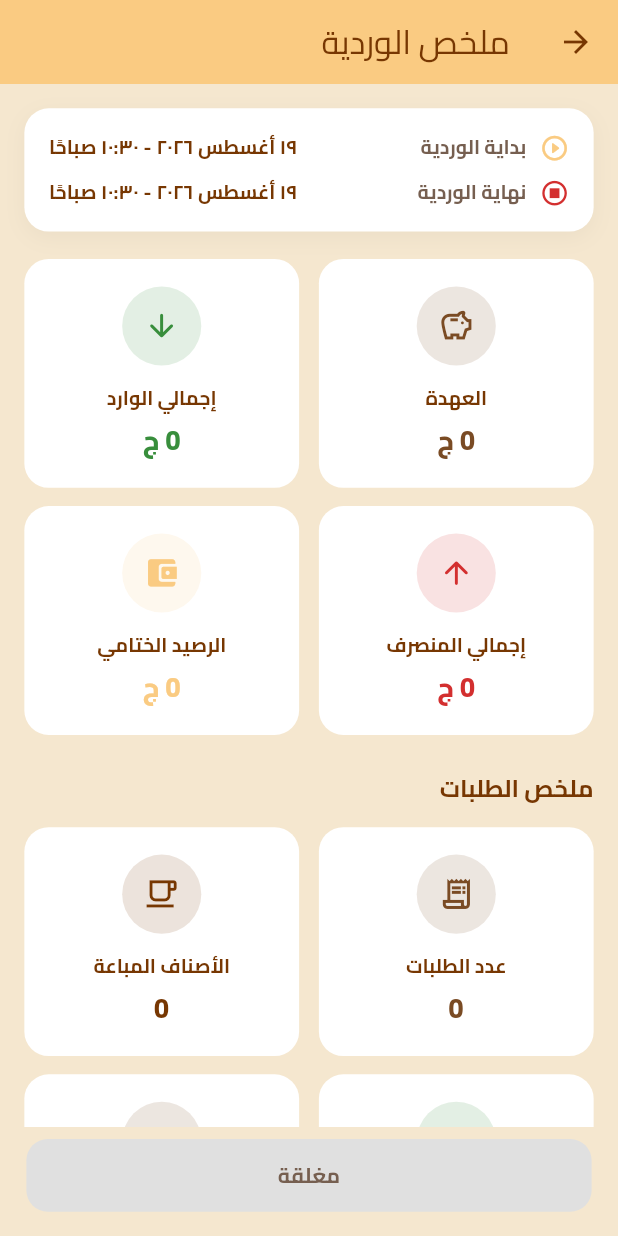
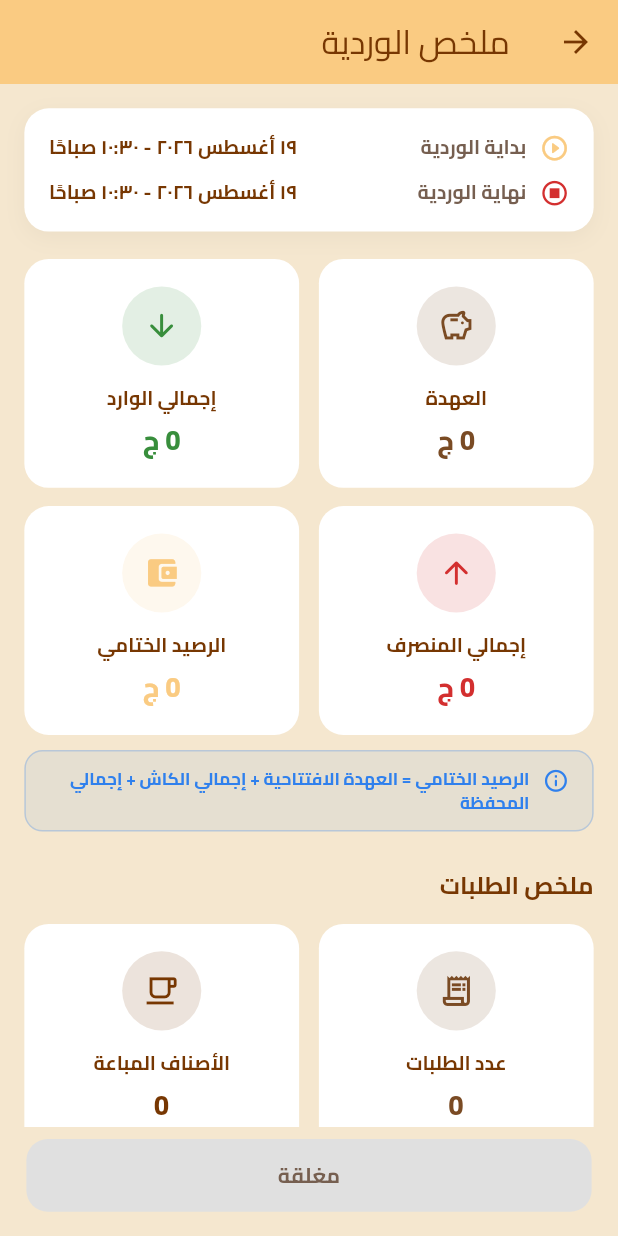
Before and after one commit to Matrix-Clouds-App2/cafecash, a Flutter app: the ShiftSummaryScreen screen opened directly with empty values, on a phone screen of 412 x 824 dp. Run offline on Flutter 3.47's test engine with Material 3 defaults, Android fonts, the phone set to English and light mode, and no system bars; our stand-ins replace dio, easy_localization, equatable, firebase_core, flutter_bloc, flutter_screenutil and 9 more; missing offline and left inert: gif; accounts and stored records are empty; generated files the repository leaves out were written again.

Commit message:
Add shift parameter and closing balance notes to treasury screens
Add shift parameter and closing balance notes to treasury screens

```diff
--- a/assets/translations/ar.json
+++ b/assets/translations/ar.json
@@ -111,6 +111,7 @@
     "summary_title": "ملخص الوردية",
     "opening_balance": "العهدة",
     "closing_balance": "الرصيد الختامي",
+    "closing_balance_note": "الرصيد الختامي = العهدة الافتتاحية + إجمالي الكاش + إجمالي المحفظة",
     "orders_summary": "ملخص الطلبات",
     "orders_count": "عدد الطلبات",
     "items_sold": "الأصناف المباعة",
--- a/assets/translations/en.json
+++ b/assets/translations/en.json
@@ -111,6 +111,7 @@
     "summary_title": "Shift Summary",
     "opening_balance": "Opening Balance",
     "closing_balance": "Closing Balance",
+    "closing_balance_note": "Closing balance = opening float + total cash + total wallet",
     "orders_summary": "Orders Summary",
     "orders_count": "Orders Count",
     "items_sold": "Items Sold",
--- a/lib/app/router/app_router.dart
+++ b/lib/app/router/app_router.dart
@@ -108,6 +108,7 @@ class RouteGenerator {
         return _pageRoute(TreasuryTransactionsScreen(
           isIncome: arguments?['isIncome'] as bool?,
           paymentMethod: arguments?['paymentMethod'] as PaymentMethod?,
+          shift: arguments?['shift'] as ShiftEntity?,
         ));
 
       case Routes.customersScreen:
--- a/lib/core/utils/locale_keys.dart
+++ b/lib/core/utils/locale_keys.dart
@@ -129,6 +129,7 @@ abstract class LocaleKeys {
   static const String shift_summaryTitle = 'shift.summary_title';
   static const String shift_openingBalance = 'shift.opening_balance';
   static const String shift_closingBalance = 'shift.closing_balance';
+  static const String shift_closingBalanceNote = 'shift.closing_balance_note';
   static const String shift_ordersSummary = 'shift.orders_summary';
   static const String shift_ordersCount = 'shift.orders_count';
   static const String shift_itemsSold = 'shift.items_sold';
--- a/lib/features/shift/presentation/shift_summary_screen.dart
+++ b/lib/features/shift/presentation/shift_summary_screen.dart
@@ -16,6 +16,7 @@ import '../../hall/data/hall_repo.dart';
 import '../../hall/data/models/hall_table_entity.dart';
 import '../../matches/data/matches_repo.dart';
 import '../../matches/data/models/match_seat_entity.dart';
+import '../../orders/data/models/order_entity.dart';
 import '../../treasury/presentation/widgets/treasury_stat_card.dart';
 import '../data/models/shift_entity.dart';
 import '../data/models/shift_summary.dart';
@@ -90,6 +91,13 @@ class ShiftSummaryScreen extends StatelessWidget {
                                     label: LocaleKeys.treasury_totalIncome.tr(),
                                     value:
                                         '${summary.totalIncome.toStringAsFixed(0)} ${LocaleKeys.common_currency.tr()}',
+                                    onTap: () => context.pushNamed(
+                                      Routes.treasuryTransactionsScreen,
+                                      arguments: {
+                                        'isIncome': true,
+                                        'shift': shift,
+                                      },
+                                    ),
                                   ),
                                 ),
                               ],
@@ -105,6 +113,13 @@ class ShiftSummaryScreen extends StatelessWidget {
                                         LocaleKeys.treasury_totalExpense.tr(),
                                     value:
                                         '${summary.totalExpense.toStringAsFixed(0)} ${LocaleKeys.common_currency.tr()}',
+                                    onTap: () => context.pushNamed(
+                                      Routes.treasuryTransactionsScreen,
+                                      arguments: {
+                                        'isIncome': false,
+                                        'shift': shift,
+                                      },
+                                    ),
                                   ),
                                 ),
                                 12.width,
@@ -118,6 +133,38 @@ class ShiftSummaryScreen extends StatelessWidget {
                                   ),
                                 ),
                               ],
+                            ),
+                            10.height,
+                            Container(
+                              width: double.infinity,
+                              padding: EdgeInsets.symmetric(
+                                  horizontal: 14.w, vertical: 10.h),
+                              decoration: BoxDecoration(
+                                color: AppColors.infoColor.themeColor
+                                    .withValues(alpha: 0.08),
+                                borderRadius: BorderRadius.circular(12.r),
+                                border: Border.all(
+                                  color: AppColors.infoColor.themeColor
+                                      .withValues(alpha: 0.25),
+                                ),
+                              ),
+                              child: Row(
+                                crossAxisAlignment: CrossAxisAlignment.start,
+                                children: [
+                                  Icon(Icons.info_outline_rounded,
+                                      size: 16.sp,
+                                      color: AppColors.infoColor.themeColor),
+                                  8.width,
+                                  Expanded(
+                                    child: AppText(
+                                      LocaleKeys.shift_closingBalanceNote.tr(),
+                                      fontSize: 11.5,
+                                      fontWeight: FontWeight.w600,
+                                      color: AppColors.infoColor.themeColor,
+                                    ),
+                                  ),
+                                ],
+                              ),
                             ),
                             24.height,
                             AppText(
@@ -159,6 +206,13 @@ class ShiftSummaryScreen extends StatelessWidget {
                                     label: LocaleKeys.orders_cash.tr(),
                                     value:
                                         '${summary.cashTotal.toStringAsFixed(0)} ${LocaleKeys.common_currency.tr()}',
+                                    onTap: () => context.pushNamed(
+                                      Routes.treasuryTransactionsScreen,
+                                      arguments: {
+                                        'paymentMethod': PaymentMethod.cash,
+                                        'shift': shift,
+                                      },
+                                    ),
                                   ),
                                 ),
                                 12.width,
@@ -169,6 +223,13 @@ class ShiftSummaryScreen extends StatelessWidget {
                                     label: LocaleKeys.orders_wallet.tr(),
                                     value:
                                         '${summary.walletTotal.toStringAsFixed(0)} ${LocaleKeys.common_currency.tr()}',
+                                    onTap: () => context.pushNamed(
+                                      Routes.treasuryTransactionsScreen,
+                                      arguments: {
+                                        'paymentMethod': PaymentMethod.wallet,
+                                        'shift': shift,
+                                      },
+                                    ),
                                   ),
                                 ),
                               ],
@@ -187,13 +248,16 @@ class ShiftSummaryScreen extends StatelessWidget {
                                 mainAxisAlignment: MainAxisAlignment.center,
                                 children: [
                                   Icon(Icons.receipt_long_rounded,
-                                      color: AppColors.textPrimaryColor.themeColor, size: 18.sp),
+                                      color:
+                                          AppColors.textPrimaryColor.themeColor,
+                                      size: 18.sp),
                                   8.width,
                                   AppText(
                                     LocaleKeys.shift_myOrders.tr(),
                                     fontSize: 15,
                                     fontWeight: FontWeight.w700,
-                                    color: AppColors.textPrimaryColor.themeColor,
+                                    color:
+                                        AppColors.textPrimaryColor.themeColor,
                                   ),
                                 ],
                               ),
--- a/lib/features/treasury/presentation/treasury_screen.dart
+++ b/lib/features/treasury/presentation/treasury_screen.dart
@@ -95,8 +95,7 @@ class TreasuryScreen extends StatelessWidget {
                                               AppColors.primaryColor.themeColor,
                                           label: LocaleKeys.treasury_totalCash
                                               .tr(),
-                                          value:
-                                              '${s.totalCash.toStringAsFixed(0)} ${LocaleKeys.common_currency.tr()}',
+                                          value: '${s.totalCash.toStringAsFixed(0)} ${LocaleKeys.common_currency.tr()}',
                                           onTap: () => context.pushNamed(
                                             Routes.treasuryTransactionsScreen,
                                             arguments: {
```
Also changed, not shown: lib/features/shift/logic/shift_summary_cubit.dart (+2 -9 lines), lib/features/treasury/logic/treasury_cubit.dart (+34 -1 lines), lib/features/treasury/presentation/treasury_transactions_screen.dart (+14 -7 lines), 1 other file.
